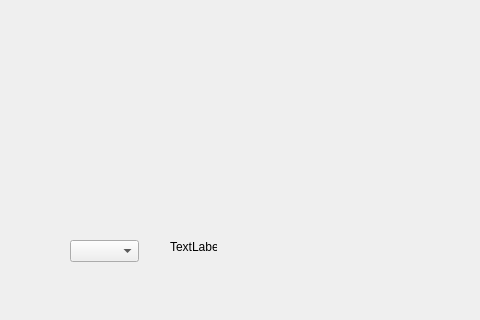
This is secondmain.ui in truongkutetk97/qt5_finalproject as Qt 5 draws it before an edit; both pictures show x 0 to 480 and y 280 to 600 of the 800 by 600 pixel window. The edited form follows.
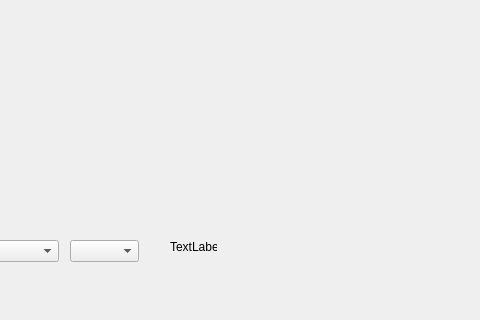
This is the edited form.

The edit to the form file:
```diff
--- a/secondmain.ui
+++ b/secondmain.ui
@@ -139,6 +139,16 @@
      <string>Send</string>
     </property>
    </widget>
+   <widget class="QComboBox" name="comboBox_2">
+    <property name="geometry">
+     <rect>
+      <x>-10</x>
+      <y>520</y>
+      <width>69</width>
+      <height>22</height>
+     </rect>
+    </property>
+   </widget>
   </widget>
   <widget class="QMenuBar" name="menubar">
    <property name="geometry">
```
